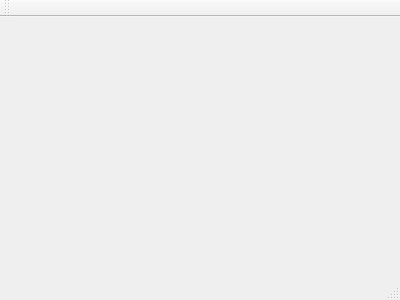
First picture: the form in efidaq.ui, repository cyung3/EFIDAQ, before the edit.
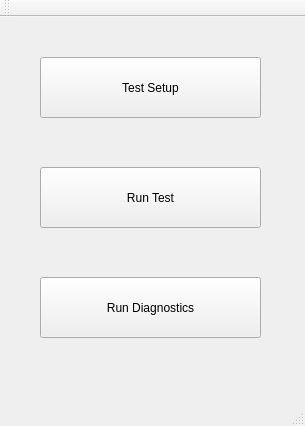
Second picture: the form after the edit.

Patch:
```diff
--- a/efidaq.ui
+++ b/efidaq.ui
@@ -1,24 +1,79 @@
 <ui version="4.0">
  <class>EFIDAQ</class>
- <widget class="QMainWindow" name="EFIDAQ" >
-  <property name="geometry" >
+ <widget class="QMainWindow" name="EFIDAQ">
+  <property name="geometry">
    <rect>
     <x>0</x>
     <y>0</y>
-    <width>400</width>
-    <height>300</height>
+    <width>305</width>
+    <height>426</height>
    </rect>
   </property>
   <property name="windowTitle" >
    <string>EFIDAQ</string>
   </property>
-  <widget class="QMenuBar" name="menuBar" />
-  <widget class="QToolBar" name="mainToolBar" />
-  <widget class="QWidget" name="centralWidget" />
-  <widget class="QStatusBar" name="statusBar" />
+  <widget class="QWidget" name="centralWidget">
+   <widget class="QPushButton" name="pushButton">
+    <property name="geometry">
+     <rect>
+      <x>40</x>
+      <y>40</y>
+      <width>221</width>
+      <height>61</height>
+     </rect>
+    </property>
+    <property name="text">
+     <string>Test Setup</string>
+    </property>
+   </widget>
+   <widget class="QPushButton" name="pushButton_2">
+    <property name="geometry">
+     <rect>
+      <x>40</x>
+      <y>150</y>
+      <width>221</width>
+      <height>61</height>
+     </rect>
+    </property>
+    <property name="text">
+     <string>Run Test</string>
+    </property>
+   </widget>
+   <widget class="QPushButton" name="pushButton_3">
+    <property name="geometry">
+     <rect>
+      <x>40</x>
+      <y>260</y>
+      <width>221</width>
+      <height>61</height>
+     </rect>
+    </property>
+    <property name="text">
+     <string>Run Diagnostics</string>
+    </property>
+   </widget>
+  </widget>
+  <widget class="QMenuBar" name="menuBar">
+   <property name="geometry">
+    <rect>
+     <x>0</x>
+     <y>0</y>
+     <width>305</width>
+     <height>26</height>
+    </rect>
+   </property>
+  </widget>
+  <widget class="QToolBar" name="mainToolBar">
+   <attribute name="toolBarArea">
+    <enum>TopToolBarArea</enum>
+   </attribute>
+   <attribute name="toolBarBreak">
+    <bool>false</bool>
+   </attribute>
+  </widget>
+  <widget class="QStatusBar" name="statusBar"/>
  </widget>
- <layoutDefault spacing="6" margin="11" />
- <pixmapfunction></pixmapfunction>
+ <layoutdefault spacing="6" margin="11"/>
  <resources/>
  <connections/>
 </ui>
```
Left out of the diff: 3 changed lines with no effect on the pictures.
